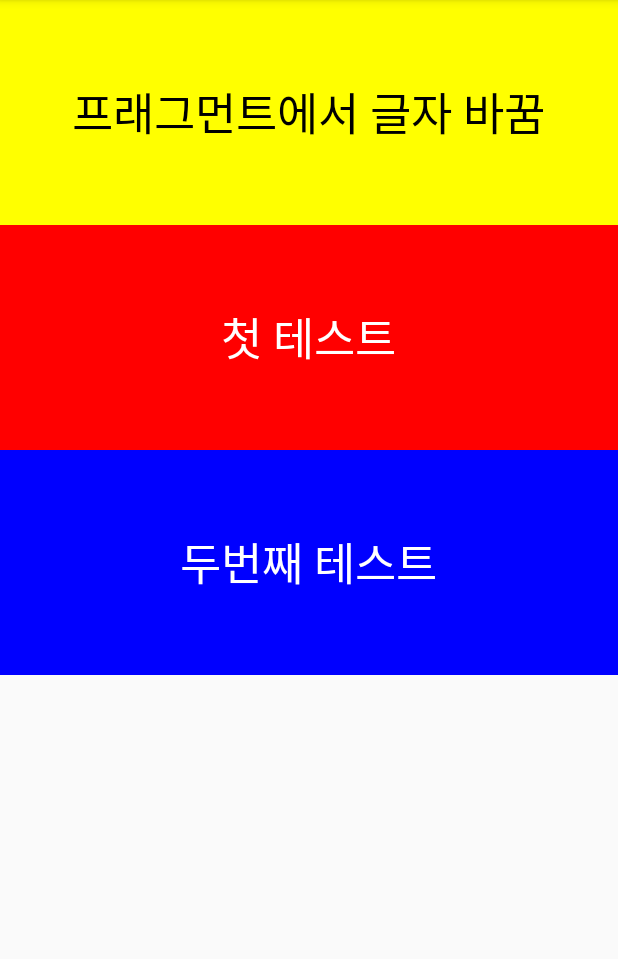
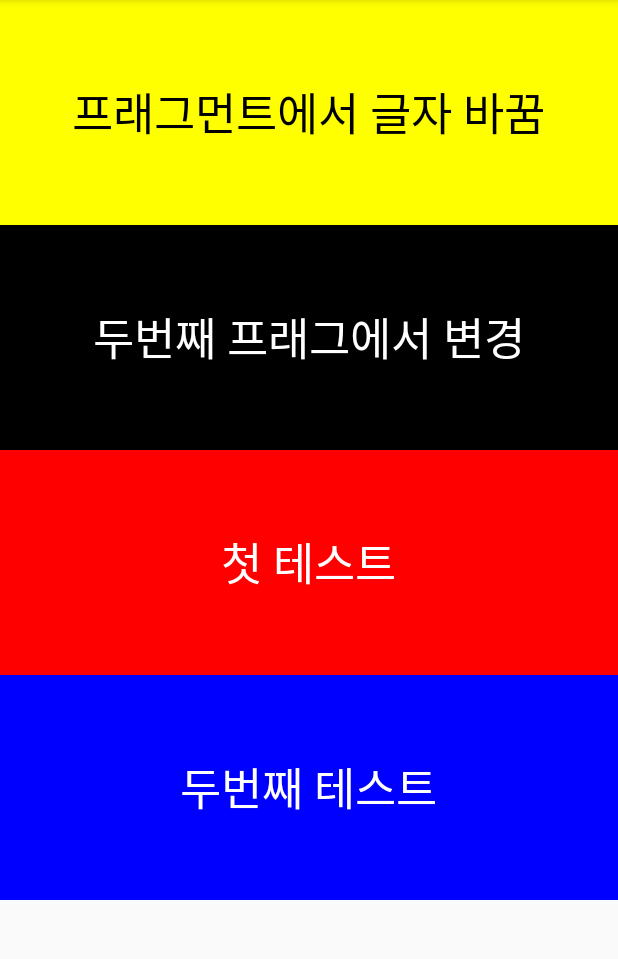
Before and after one commit to sangone88/20191112_01_Fragment, an Android app: the screen it shows after launch (MainActivity), on a phone screen of 412 x 824 dp, the part 84-1043 px from its top. Run offline under Robolectric (Android 15) with nearby library versions, the phone set to English and light mode, and no system bars.

Commit message:
두번째 프래그먼트 연습문제

```diff
--- /dev/null
+++ b/app/src/main/java/com/tjoeun/a20191112_01_fragment/fragment/SecondFragment.kt
@@ -0,0 +1,25 @@
+package com.tjoeun.a20191112_01_fragment.fragment
+
+import android.os.Bundle
+import android.view.LayoutInflater
+import android.view.View
+import android.view.ViewGroup
+import androidx.fragment.app.Fragment
+import com.tjoeun.a20191112_01_fragment.R
+import kotlinx.android.synthetic.main.fragment_second.*
+
+class SecondFragment : Fragment() {
+    override fun onCreateView(
+        inflater: LayoutInflater,
+        container: ViewGroup?,
+        savedInstanceState: Bundle?
+    ): View? {
+        return inflater.inflate(R.layout.fragment_second, container, false)
+    }
+
+    override fun onActivityCreated(savedInstanceState: Bundle?) {
+        super.onActivityCreated(savedInstanceState)
+
+        secondFragTxt.text = "두번째 프래그에서 변경"
+    }
+}
--- a/app/src/main/res/layout/activity_main.xml
+++ b/app/src/main/res/layout/activity_main.xml
@@ -12,6 +12,13 @@
         android:layout_width="match_parent"
         android:layout_height="150dp"
         class="com.tjoeun.a20191112_01_fragment.fragment.FirstFragment" />
+
+<!--    배경 검정, 글씨 흰색인 SecondFragment 추가-->
+    <fragment
+        android:id="@+id/secondFrag"
+        android:layout_width="match_parent"
+        android:layout_height="150dp"
+        class="com.tjoeun.a20191112_01_fragment.fragment.SecondFragment" />
 
     <LinearLayout
         android:layout_width="match_parent"
--- /dev/null
+++ b/app/src/main/res/layout/fragment_second.xml
@@ -0,0 +1,16 @@
+<?xml version="1.0" encoding="utf-8"?>
+<LinearLayout xmlns:android="http://schemas.android.com/apk/res/android"
+    android:orientation="vertical" android:layout_width="match_parent"
+    android:background="#000000"
+    android:gravity="center"
+    android:layout_height="match_parent">
+
+    <TextView
+        android:id="@+id/secondFragTxt"
+        android:layout_width="wrap_content"
+        android:layout_height="wrap_content"
+        android:textSize="30sp"
+        android:textColor="#FFFFFF"
+        android:text="두번째 프래그" />
+
+</LinearLayout>
```
